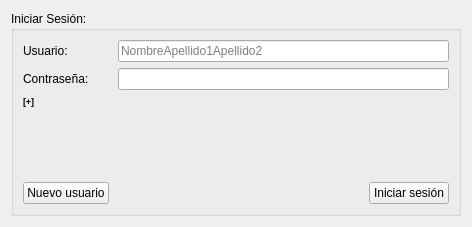
First picture: the form in components/gameManager/src/login.ui, repository robocomp/euroage-tv, before the edit.
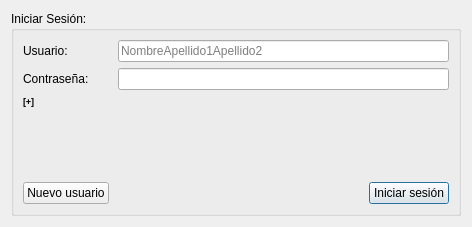
Second picture: the form after the edit.

Commit message: Modified UI to set default intro button on gameManager login.

What changed in the file:
```diff
--- a/components/gameManager/src/login.ui
+++ b/components/gameManager/src/login.ui
@@ -106,6 +106,12 @@
           <property name="text">
            <string>Iniciar sesión</string>
           </property>
+          <property name="autoDefault">
+           <bool>false</bool>
+          </property>
+          <property name="default">
+           <bool>true</bool>
+          </property>
          </widget>
         </item>
        </layout>
```
